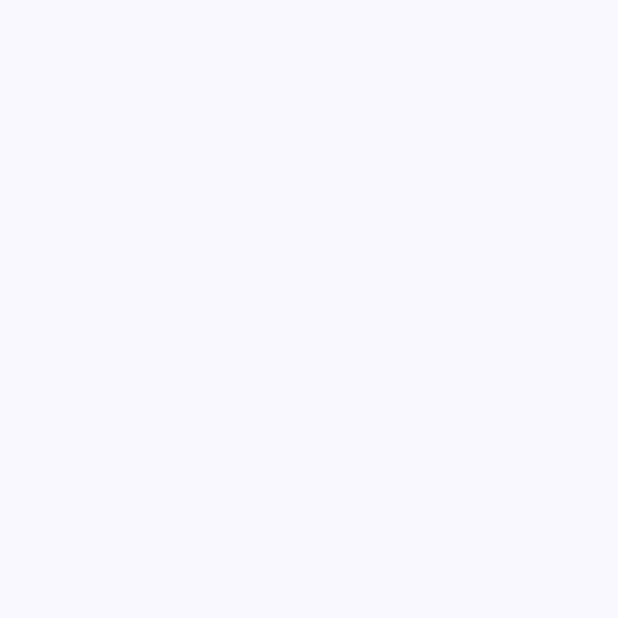
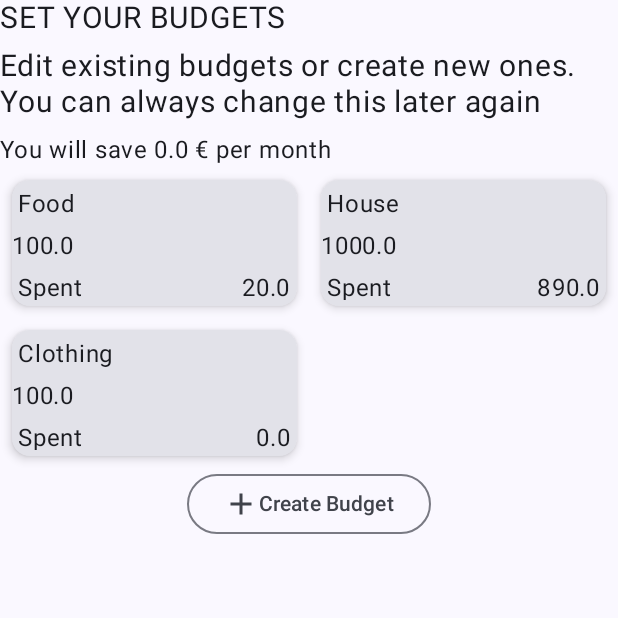
Before and after one commit to luchrist/BudgetFellow, an Android app built with Jetpack Compose: the BudgetsIntroScreen screen opened through its navigation route, on a phone screen of 412 x 824 dp, the top half of it. Before the commit the part shown is empty. Run offline under Robolectric (Android 15) with nearby library versions, the light colour scheme and no system bars; our stand-ins replace Room's generated code.

Commit message:
Screen 4 und Category dropdown/autocomplete

```diff
--- a/app/src/main/java/de/christcoding/budgetfellow/data/Database.kt
+++ b/app/src/main/java/de/christcoding/budgetfellow/data/Database.kt
@@ -2,6 +2,7 @@ package de.christcoding.budgetfellow.data
 
 import androidx.room.Database
 import androidx.room.RoomDatabase
+import de.christcoding.budgetfellow.data.models.Transaction
 
 @Database(
     entities = [Transaction::class],
--- a/app/src/main/java/de/christcoding/budgetfellow/data/TransactionDao.kt
+++ b/app/src/main/java/de/christcoding/budgetfellow/data/TransactionDao.kt
@@ -6,6 +6,7 @@ import androidx.room.Insert
 import androidx.room.OnConflictStrategy
 import androidx.room.Query
 import androidx.room.Update
+import de.christcoding.budgetfellow.data.models.Transaction
 import kotlinx.coroutines.flow.Flow
 
 @Dao
--- a/app/src/main/java/de/christcoding/budgetfellow/data/TransactionRepository.kt
+++ b/app/src/main/java/de/christcoding/budgetfellow/data/TransactionRepository.kt
@@ -1,4 +1,6 @@
 package de.christcoding.budgetfellow.data
+
+import de.christcoding.budgetfellow.data.models.Transaction
 
 class TransactionRepository(private val transactionDao: TransactionDao) {
 
--- /dev/null
+++ b/app/src/main/java/de/christcoding/budgetfellow/data/models/Budget.kt
@@ -0,0 +1,6 @@
+package de.christcoding.budgetfellow.data.models
+
+import androidx.compose.material3.CardColors
+import androidx.compose.ui.graphics.Color
+
+data class Budget(val category: String, val amount: Double, val spent: Double, val colors: CardColors)
--- a/app/src/main/java/de/christcoding/budgetfellow/data/Transaction.kt
+++ b/app/src/main/java/de/christcoding/budgetfellow/data/models/Transaction.kt
@@ -1,4 +1,4 @@
-package de.christcoding.budgetfellow.data
+package de.christcoding.budgetfellow.data.models
 
 import androidx.room.Entity
 import androidx.room.PrimaryKey
--- a/app/src/main/java/de/christcoding/budgetfellow/navigation/Navigation.kt
+++ b/app/src/main/java/de/christcoding/budgetfellow/navigation/Navigation.kt
@@ -26,7 +26,7 @@ fun Navigation(context: Context,
             OutcomesIntroScreen(mainViewModel, navController)
         }
         composable(Screen.SetBudgets.route) {
-            BudgetsIntroScreen()
+            BudgetsIntroScreen(mainViewModel, navController)
         }
     }
 }
--- /dev/null
+++ b/app/src/main/java/de/christcoding/budgetfellow/ui/components/AutoCompleteTextView.kt
@@ -0,0 +1,194 @@
+import androidx.compose.animation.AnimatedVisibility
+import androidx.compose.foundation.border
+import androidx.compose.foundation.clickable
+import androidx.compose.foundation.interaction.MutableInteractionSource
+import androidx.compose.foundation.layout.Column
+import androidx.compose.foundation.layout.Row
+import androidx.compose.foundation.layout.fillMaxWidth
+import androidx.compose.foundation.layout.height
+import androidx.compose.foundation.layout.heightIn
+import androidx.compose.foundation.layout.padding
+import androidx.compose.foundation.layout.size
+import androidx.compose.foundation.layout.width
+import androidx.compose.foundation.lazy.LazyColumn
+import androidx.compose.foundation.lazy.items
+import androidx.compose.foundation.shape.RoundedCornerShape
+import androidx.compose.foundation.text.KeyboardOptions
+import androidx.compose.material.icons.Icons
+import androidx.compose.material.icons.rounded.KeyboardArrowDown
+import androidx.compose.material3.Card
+import androidx.compose.material3.CardDefaults
+import androidx.compose.material3.Icon
+import androidx.compose.material3.IconButton
+import androidx.compose.material3.Text
+import androidx.compose.material3.TextField
+import androidx.compose.runtime.Composable
+import androidx.compose.runtime.getValue
+import androidx.compose.runtime.mutableStateOf
+import androidx.compose.runtime.remember
+import androidx.compose.runtime.setValue
+import androidx.compose.ui.Modifier
+import androidx.compose.ui.geometry.Size
+import androidx.compose.ui.graphics.Color
+import androidx.compose.ui.layout.onGloballyPositioned
+import androidx.compose.ui.res.stringResource
+import androidx.compose.ui.text.TextStyle
+import androidx.compose.ui.text.font.FontWeight
+import androidx.compose.ui.text.input.ImeAction
+import androidx.compose.ui.text.input.KeyboardType
+import androidx.compose.ui.unit.dp
+import androidx.compose.ui.unit.sp
+import androidx.compose.ui.unit.toSize
+import de.christcoding.budgetfellow.R
+import de.christcoding.budgetfellow.viewmodels.MainViewModel
+
+@Composable
+fun AutoCompleteTextView(mainViewModel: MainViewModel) {
+
+    val heightTextFields by remember {
+        mutableStateOf(55.dp)
+    }
+
+    var textFieldSize by remember {
+        mutableStateOf(Size.Zero)
+    }
+
+    var expanded by remember {
+        mutableStateOf(false)
+    }
+    val interactionSource = remember {
+        MutableInteractionSource()
+    }
+
+    // Category Field
+    Column(
+        modifier = Modifier
+            .padding(30.dp)
+            .fillMaxWidth()
+            .clickable(
+                interactionSource = interactionSource,
+                indication = null,
+                onClick = {
+                    expanded = false
+                }
+            )
+    ) {
+
+        Text(
+            modifier = Modifier.padding(start = 3.dp, bottom = 2.dp),
+            text = stringResource(id = R.string.category),
+            fontSize = 16.sp,
+            color = Color.Black,
+            fontWeight = FontWeight.Medium
+        )
+
+        Column(modifier = Modifier.fillMaxWidth()) {
+
+            Row(modifier = Modifier.fillMaxWidth()) {
+                TextField(
+                    modifier = Modifier
+                        .fillMaxWidth()
+                        .height(heightTextFields)
+                        .border(
+                            width = 1.8.dp,
+                            color = Color.Black,
+                            shape = RoundedCornerShape(15.dp)
+                        )
+                        .onGloballyPositioned { coordinates ->
+                            textFieldSize = coordinates.size.toSize()
+                        },
+                    value = mainViewModel.selectedCategory,
+                    onValueChange = {
+                        mainViewModel.selectedCategory = it
+                        expanded = true
+                    },
+                    textStyle = TextStyle(
+                        color = Color.Black,
+                        fontSize = 16.sp
+                    ),
+                    keyboardOptions = KeyboardOptions(
+                        keyboardType = KeyboardType.Text,
+                        imeAction = ImeAction.Done
+                    ),
+                    singleLine = true,
+                    trailingIcon = {
+                        IconButton(onClick = { expanded = !expanded }) {
+                            Icon(
+                                modifier = Modifier.size(24.dp),
+                                imageVector = Icons.Rounded.KeyboardArrowDown,
+                                contentDescription = "arrow",
+                                tint = Color.Unspecified
+                            )
+                        }
+                    }
+                )
+            }
+
+            AnimatedVisibility(visible = expanded) {
+                Card(
+                    modifier = Modifier
+                        .padding(horizontal = 5.dp)
+                        .width(textFieldSize.width.dp),
+                    elevation = CardDefaults.cardElevation(8.dp),
+                    shape = RoundedCornerShape(10.dp)
+                ) {
+
+                    LazyColumn(
+                        modifier = Modifier.heightIn(max = 150.dp),
+                    ) {
+
+                        if (mainViewModel.selectedCategory.isNotEmpty()) {
+                            items(
+                                mainViewModel.categories.filter {
+                                    it.lowercase()
+                                        .contains(mainViewModel.selectedCategory.lowercase()) || it.lowercase()
+                                        .contains("others")
+                                }
+                                    .sorted()
+                            ) {
+                                Category(title = it) { title ->
+                                    mainViewModel.selectedCategory = title
+                                    expanded = false
+                                }
+                            }
+                        } else {
+                            items(
+                                mainViewModel.categories.sorted()
+                            ) {
+                                Category(title = it) { title ->
+                                    mainViewModel.selectedCategory = title
+                                    expanded = false
+                                }
+                            }
+                        }
+
+                    }
+
+                }
+            }
+
+        }
+
+    }
+
+
+}
+
+@Composable
+fun Category(
+    title: String,
+    onSelect: (String) -> Unit
+) {
+
+    Row(
+        modifier = Modifier
+            .fillMaxWidth()
+            .clickable {
+                onSelect(title)
+            }
+            .padding(10.dp)
+    ) {
+        Text(text = title, fontSize = 16.sp)
+    }
+
+}
--- /dev/null
+++ b/app/src/main/java/de/christcoding/budgetfellow/ui/components/BudgetCard.kt
@@ -0,0 +1,41 @@
+package de.christcoding.budgetfellow.ui.components
+
+import androidx.compose.foundation.layout.Arrangement
+import androidx.compose.foundation.layout.Row
+import androidx.compose.foundation.layout.fillMaxWidth
+import androidx.compose.foundation.layout.height
+import androidx.compose.foundation.layout.padding
+import androidx.compose.foundation.shape.RoundedCornerShape
+import androidx.compose.material3.Card
+import androidx.compose.material3.CardColors
+import androidx.compose.material3.CardDefaults
+import androidx.compose.material3.CardElevation
+import androidx.compose.material3.Text
+import androidx.compose.runtime.Composable
+import androidx.compose.ui.Alignment
+import androidx.compose.ui.Modifier
+import androidx.compose.ui.draw.clip
+import androidx.compose.ui.graphics.Color
+import androidx.compose.ui.res.stringResource
+import androidx.compose.ui.unit.dp
+import androidx.compose.ui.unit.sp
+import de.christcoding.budgetfellow.R
+import de.christcoding.budgetfellow.data.models.Budget
+import de.christcoding.budgetfellow.utils.StringUtils
+import de.christcoding.budgetfellow.viewmodels.MainViewModel
+
+@Composable
+fun BudgetCard(budget: Budget) {
+    Card(modifier = Modifier.height(100.dp).clip(RoundedCornerShape(8.dp)).padding(8.dp),
+        elevation = CardDefaults.cardElevation(4.dp)) {
+        Text(text = StringUtils.getStringOfLength(budget.category, 8),
+            Modifier
+                .fillMaxWidth()
+                .padding(4.dp), fontSize = 16.sp, maxLines = 1, )
+        Text(text = budget.amount.toString(), modifier = Modifier.fillMaxWidth().align(Alignment.CenterHorizontally), fontSize = 16.sp, maxLines = 1)
+        Row (Modifier.fillMaxWidth().padding(4.dp), horizontalArrangement = Arrangement.SpaceBetween){
+            Text(text = stringResource(R.string.spent))
+            Text(text = budget.spent.toString())
+        }
+    }
+}
--- /dev/null
+++ b/app/src/main/java/de/christcoding/budgetfellow/ui/components/SubTitle.kt
@@ -0,0 +1,8 @@
+package de.christcoding.budgetfellow.ui.components
+
+import androidx.compose.runtime.Composable
+
+@Composable
+fun SubTitle(subTitle: String) {
+    Title(title = subTitle)
+}
--- /dev/null
+++ b/app/src/main/java/de/christcoding/budgetfellow/ui/components/Title.kt
@@ -0,0 +1,16 @@
+package de.christcoding.budgetfellow.ui.components
+
+import android.icu.text.CaseMap.Title
+import androidx.compose.foundation.layout.Spacer
+import androidx.compose.foundation.layout.height
+import androidx.compose.material3.Text
+import androidx.compose.runtime.Composable
+import androidx.compose.ui.Modifier
+import androidx.compose.ui.unit.dp
+import androidx.compose.ui.unit.sp
+
+@Composable
+fun Title(title: String) {
+    Text(text = title, fontSize = 20.sp)
+    Spacer(modifier = Modifier.height(8.dp))
+}
--- /dev/null
+++ b/app/src/main/java/de/christcoding/budgetfellow/utils/StringUtils.kt
@@ -0,0 +1,14 @@
+package de.christcoding.budgetfellow.utils
+
+class StringUtils {
+
+    companion object {
+        fun getStringOfLength(string: String, length: Int): String {
+            return if (string.trim().length > length) {
+                string.trim().substring(0, length-2) + "..."
+            } else {
+                string.trim()
+            }
+        }
+    }
+}
--- a/app/src/main/java/de/christcoding/budgetfellow/viewmodels/MainViewModel.kt
+++ b/app/src/main/java/de/christcoding/budgetfellow/viewmodels/MainViewModel.kt
@@ -2,9 +2,11 @@ package de.christcoding.budgetfellow.viewmodels
 
 import android.content.Context
 import android.content.SharedPreferences
+import androidx.compose.material3.CardColors
 import androidx.compose.runtime.getValue
 import androidx.compose.runtime.mutableStateOf
 import androidx.compose.runtime.setValue
+import androidx.compose.ui.graphics.Color
 import androidx.lifecycle.ViewModel
 import androidx.lifecycle.viewModelScope
 import de.christcoding.budgetfellow.AddTransactionEvent
@@ -12,8 +14,9 @@ import de.christcoding.budgetfellow.R
 import de.christcoding.budgetfellow.TransactionMode
 import de.christcoding.budgetfellow.TransactionState
 import de.christcoding.budgetfellow.data.Graph
-import de.christcoding.budgetfellow.data.Transaction
+import de.christcoding.budgetfellow.data.models.Transaction
 import de.christcoding.budgetfellow.data.TransactionRepository
+import de.christcoding.budgetfellow.data.models.Budget
 import de.christcoding.budgetfellow.domain.ValidationEvent
 import de.christcoding.budgetfellow.domain.use_case.ValidateAmount
 import de.christcoding.budgetfellow.domain.use_case.ValidatePeriod
@@ -48,6 +51,19 @@ class MainViewModel(
     var amount by mutableStateOf("")
     var id by mutableStateOf(-2L)
     var rowsUpdated by mutableStateOf(-1)
+
+    var currency by mutableStateOf("€")
+    var savingsPerMonth by mutableStateOf(0.0)
+
+    var categories: List<String> = sp.getStringSet("categories", listOf("Salary","House", "Food", "Clothing", "Transport", "Self Care","Subscriptions", "Luxury", "Vacation").toSet())
+        ?.toList() ?: listOf()
+    var selectedCategory by mutableStateOf(categories?.first() ?: "")
+
+    val budgets = listOf(
+        Budget("Food", 100.0, 20.0, CardColors(Color.Cyan, Color.Blue, Color.Gray, Color.Gray)),
+        Budget("House", 1000.0, 890.0, CardColors(Color.Magenta, Color.DarkGray, Color.Gray, Color.Gray)),
+        Budget("Clothing", 100.0, 0.0, CardColors(Color.Green, Color.Magenta, Color.Gray, Color.Gray))
+    )
 
     fun onEvent(event: AddTransactionEvent) {
         when (event) {
--- a/app/src/main/java/de/christcoding/budgetfellow/views/AddEditInOrOutcome.kt
+++ b/app/src/main/java/de/christcoding/budgetfellow/views/AddEditInOrOutcome.kt
@@ -1,5 +1,6 @@
 package de.christcoding.budgetfellow.views
 
+import AutoCompleteTextView
 import android.widget.Toast
 import androidx.compose.foundation.Image
 import androidx.compose.foundation.layout.Arrangement
@@ -7,11 +8,9 @@ import androidx.compose.foundation.layout.Box
 import androidx.compose.foundation.layout.Column
 import androidx.compose.foundation.layout.Row
 import androidx.compose.foundation.layout.Spacer
-import androidx.compose.foundation.layout.fillMaxSize
 import androidx.compose.foundation.layout.fillMaxWidth
 import androidx.compose.foundation.layout.height
 import androidx.compose.foundation.layout.padding
-import androidx.compose.foundation.layout.wrapContentHeight
 import androidx.compose.foundation.shape.RoundedCornerShape
 import androidx.compose.foundation.text.KeyboardOptions
 import androidx.compose.material.icons.Icons
@@ -46,11 +45,11 @@ import androidx.compose.ui.text.input.KeyboardType
 import androidx.compose.ui.text.style.TextAlign
 import androidx.compose.ui.unit.dp
 import androidx.compose.ui.unit.sp
-import androidx.lifecycle.viewmodel.compose.viewModel
 import de.christcoding.budgetfellow.AddTransactionEvent
 import de.christcoding.budgetfellow.R
 import de.christcoding.budgetfellow.TransactionMode
 import de.christcoding.budgetfellow.domain.ValidationEvent
+import de.christcoding.budgetfellow.ui.components.CategoryDropDown
 import de.christcoding.budgetfellow.utils.DateUtils
 import de.christcoding.budgetfellow.viewmodels.MainViewModel
 
@@ -86,7 +85,7 @@ fun AddEditInOrOutcome(mainViewModel: MainViewModel, mode: TransactionMode) {
         shape = RoundedCornerShape(16.dp),
         keyboardOptions = KeyboardOptions(imeAction = ImeAction.Next),
         label = { Text(text = stringResource(R.string.name)) })
-
+    AutoCompleteTextView(mainViewModel = mainViewModel)
     OutlinedTextField(
         value = mainViewModel.transactionDescription,
         shape = RoundedCornerShape(16.dp),
--- a/app/src/main/java/de/christcoding/budgetfellow/views/BudgetsIntro.kt
+++ b/app/src/main/java/de/christcoding/budgetfellow/views/BudgetsIntro.kt
@@ -1,8 +1,41 @@
 package de.christcoding.budgetfellow.views
 
+import androidx.compose.foundation.layout.Column
+import androidx.compose.foundation.layout.padding
+import androidx.compose.foundation.lazy.grid.GridCells
+import androidx.compose.foundation.lazy.grid.LazyVerticalGrid
+import androidx.compose.foundation.lazy.grid.items
+import androidx.compose.material.icons.Icons
+import androidx.compose.material.icons.filled.Add
+import androidx.compose.material3.Icon
+import androidx.compose.material3.OutlinedButton
+import androidx.compose.material3.Text
 import androidx.compose.runtime.Composable
+import androidx.compose.ui.Alignment
+import androidx.compose.ui.Modifier
+import androidx.compose.ui.res.stringResource
+import androidx.compose.ui.unit.dp
+import androidx.navigation.NavHostController
+import de.christcoding.budgetfellow.R
+import de.christcoding.budgetfellow.ui.components.BudgetCard
+import de.christcoding.budgetfellow.ui.components.SubTitle
+import de.christcoding.budgetfellow.ui.components.Title
+import de.christcoding.budgetfellow.viewmodels.MainViewModel
 
 @Composable
-fun BudgetsIntroScreen() {
-
+fun BudgetsIntroScreen(mainViewModel: MainViewModel, navController: NavHostController) {
+Column {
+    Title(title = "SET YOUR BUDGETS")
+    SubTitle(subTitle = "Edit existing budgets or create new ones. You can always change this later again")
+    Text(text = "You will save ${mainViewModel.savingsPerMonth} ${mainViewModel.currency} per month")
+    LazyVerticalGrid(columns = GridCells.Fixed(2)) {
+       items(mainViewModel.budgets) { budget ->
+           BudgetCard(budget = budget)
+       }
+    }
+    OutlinedButton(onClick = { /*TODO*/ }, Modifier.align(alignment = Alignment.CenterHorizontally)) {
+        Icon(Icons.Default.Add, contentDescription = null)
+        Text(text = stringResource(id = R.string.create_budget))
+    }
 }
+}
--- a/app/src/main/res/values/strings.xml
+++ b/app/src/main/res/values/strings.xml
@@ -25,4 +25,7 @@
     <string name="do_you_want_to_add_another_income">Do you want to add another income?</string>
     <string name="next">Next</string>
     <string name="almost_done_now_add_all_your_fix_expenses">Almost done! Now add all your fix expenses.</string>
+    <string name="create_budget">Create Budget</string>
+    <string name="spent">Spent</string>
+    <string name="category">Category</string>
 </resources>
```
Also changed, not shown: app/src/main/java/de/christcoding/budgetfellow/ui/components/CategoryDropDown.kt (added, +81 -0 lines), app/src/main/res/drawable/baseline_category_24.xml (added, +7 -0 lines), app/src/main/java/de/christcoding/budgetfellow/ui/theme/Color.kt (line endings or trailing spaces).
